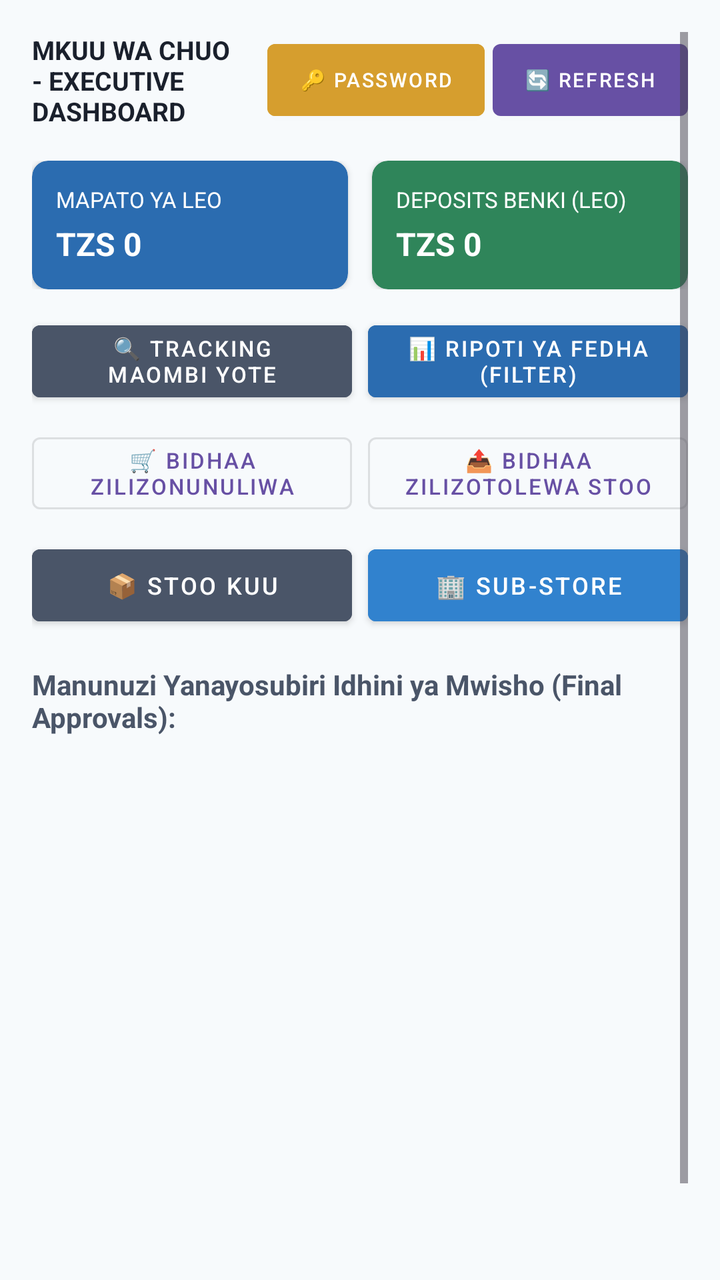
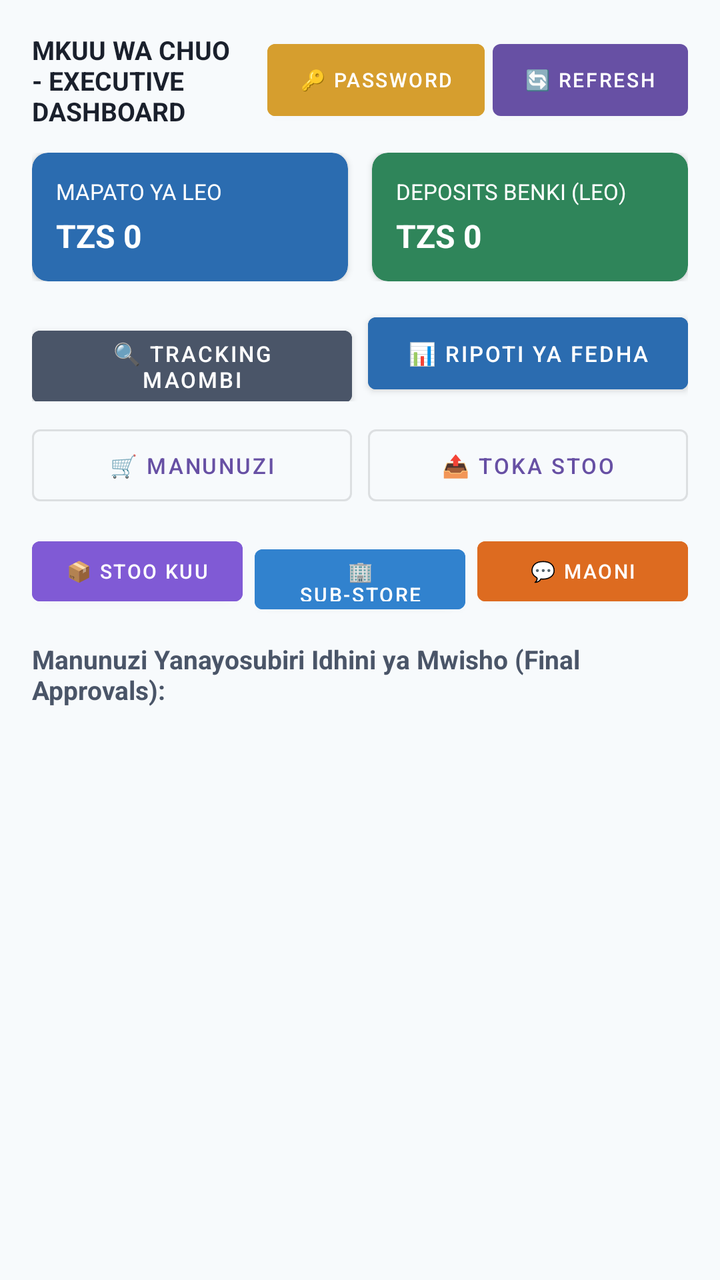

Before-and-after screenshots of an Android layout around one commit, followed by the original layout XML and the change that was made.
<!-- AndroidManifest.xml: application theme Theme.HotelManagementSystem -->
<!-- res/layout/activity_principal_dashboard.xml -->
<?xml version="1.0" encoding="utf-8"?>
<ScrollView xmlns:android="http://schemas.android.com/apk/res/android"
    xmlns:app="http://schemas.android.com/apk/res-auto"
    android:layout_width="match_parent"
    android:layout_height="match_parent"
    android:background="#F7FAFC"
    android:padding="16dp">

    <LinearLayout
        android:layout_width="match_parent"
        android:layout_height="wrap_content"
        android:orientation="vertical">

        
        <LinearLayout
            android:layout_width="match_parent"
            android:layout_height="wrap_content"
            android:orientation="horizontal"
            android:gravity="center_vertical"
            android:layout_marginBottom="16dp">

            <TextView
                android:layout_width="0dp"
                android:layout_height="wrap_content"
                android:layout_weight="1"
                android:text="MKUU WA CHUO - EXECUTIVE DASHBOARD"
                android:textSize="13sp"
                android:textStyle="bold"
                android:textColor="#1A202C" />

            <Button
                android:id="@+id/btnChangePassword"
                style="@style/Widget.MaterialComponents.Button"
                android:layout_width="wrap_content"
                android:layout_height="wrap_content"
                android:text="🔑 Password"
                android:textSize="10sp"
                android:backgroundTint="#D69E2E"
                android:layout_marginEnd="4dp" />

            <Button
                android:id="@+id/btnRefresh"
                style="@style/Widget.MaterialComponents.Button"
                android:layout_width="wrap_content"
                android:layout_height="wrap_content"
                android:text="🔄 Refresh"
                android:textSize="10sp" />
        </LinearLayout>

        
        <LinearLayout
            android:layout_width="match_parent"
            android:layout_height="wrap_content"
            android:orientation="horizontal"
            android:layout_marginBottom="12dp">

            <androidx.cardview.widget.CardView
                android:layout_width="0dp"
                android:layout_height="wrap_content"
                android:layout_weight="1"
                android:layout_marginEnd="6dp"
                app:cardCornerRadius="8dp"
                app:cardBackgroundColor="#2B6CB0">

                <LinearLayout
                    android:layout_width="match_parent"
                    android:layout_height="wrap_content"
                    android:orientation="vertical"
                    android:padding="12dp">

                    <TextView
                        android:layout_width="wrap_content"
                        android:layout_height="wrap_content"
                        android:text="MAPATO YA LEO"
                        android:textColor="#FFFFFF"
                        android:textSize="11sp" />

                    <TextView
                        android:id="@+id/tvTodayRevenue"
                        android:layout_width="wrap_content"
                        android:layout_height="wrap_content"
                        android:text="TZS 0"
                        android:textColor="#FFFFFF"
                        android:textSize="16sp"
                        android:textStyle="bold"
                        android:layout_marginTop="4dp" />
                </LinearLayout>
            </androidx.cardview.widget.CardView>

            <androidx.cardview.widget.CardView
                android:layout_width="0dp"
                android:layout_height="wrap_content"
                android:layout_weight="1"
                android:layout_marginStart="6dp"
                app:cardCornerRadius="8dp"
                app:cardBackgroundColor="#2F855A">

                <LinearLayout
                    android:layout_width="match_parent"
                    android:layout_height="wrap_content"
                    android:orientation="vertical"
                    android:padding="12dp">

                    <TextView
                        android:layout_width="wrap_content"
                        android:layout_height="wrap_content"
                        android:text="DEPOSITS BENKI (LEO)"
                        android:textColor="#FFFFFF"
                        android:textSize="11sp" />

                    <TextView
                        android:id="@+id/tvTodayDeposits"
                        android:layout_width="wrap_content"
                        android:layout_height="wrap_content"
                        android:text="TZS 0"
                        android:textColor="#FFFFFF"
                        android:textSize="16sp"
                        android:textStyle="bold"
                        android:layout_marginTop="4dp" />
                </LinearLayout>
            </androidx.cardview.widget.CardView>
        </LinearLayout>

        
        <LinearLayout
            android:layout_width="match_parent"
            android:layout_height="wrap_content"
            android:orientation="horizontal"
            android:layout_marginBottom="8dp">

            <Button
                android:id="@+id/btnTrackAllRequisitions"
                style="@style/Widget.MaterialComponents.Button"
                android:layout_width="0dp"
                android:layout_height="wrap_content"
                android:layout_weight="1"
                android:backgroundTint="#4A5568"
                android:text="🔍 Tracking Maombi Yote"
                android:textSize="11sp"
                android:layout_marginEnd="4dp" />

            <Button
                android:id="@+id/btnFilterFinancialReport"
                style="@style/Widget.MaterialComponents.Button"
                android:layout_width="0dp"
                android:layout_height="wrap_content"
                android:layout_weight="1"
                android:backgroundTint="#2B6CB0"
                android:text="📊 Ripoti ya Fedha (Filter)"
                android:textSize="11sp"
                android:layout_marginStart="4dp" />
        </LinearLayout>

        
        <LinearLayout
            android:layout_width="match_parent"
            android:layout_height="wrap_content"
            android:orientation="horizontal"
            android:layout_marginBottom="8dp">

            <Button
                android:id="@+id/btnProcuredReport"
                style="@style/Widget.MaterialComponents.Button.OutlinedButton"
                android:layout_width="0dp"
                android:layout_height="wrap_content"
                android:layout_weight="1"
                android:text="🛒 Bidhaa Zilizonunuliwa"
                android:textSize="11sp"
                android:layout_marginEnd="4dp" />

            <Button
                android:id="@+id/btnIssuedReport"
                style="@style/Widget.MaterialComponents.Button.OutlinedButton"
                android:layout_width="0dp"
                android:layout_height="wrap_content"
                android:layout_weight="1"
                android:text="📤 Bidhaa Zilizotolewa Stoo"
                android:textSize="11sp"
                android:layout_marginStart="4dp" />
        </LinearLayout>

        
        <LinearLayout
            android:layout_width="match_parent"
            android:layout_height="wrap_content"
            android:orientation="horizontal"
            android:layout_marginBottom="16dp">

            <Button
                android:id="@+id/btnViewMainStore"
                style="@style/Widget.MaterialComponents.Button"
                android:layout_width="0dp"
                android:layout_height="48dp"
                android:layout_weight="1"
                android:backgroundTint="#4A5568"
                android:text="📦 Stoo Kuu"
                android:textSize="12sp"
                android:layout_marginEnd="4dp" />

            <Button
                android:id="@+id/btnViewSubStore"
                style="@style/Widget.MaterialComponents.Button"
                android:layout_width="0dp"
                android:layout_height="48dp"
                android:layout_weight="1"
                android:backgroundTint="#3182CE"
                android:text="🏢 Sub-Store"
                android:textSize="12sp"
                android:layout_marginStart="4dp" />
        </LinearLayout>

        
        <TextView
            android:layout_width="wrap_content"
            android:layout_height="wrap_content"
            android:text="Manunuzi Yanayosubiri Idhini ya Mwisho (Final Approvals):"
            android:textStyle="bold"
            android:textSize="14sp"
            android:textColor="#4A5568"
            android:layout_marginBottom="8dp" />

        <androidx.recyclerview.widget.RecyclerView
            android:id="@+id/rvPrincipalApprovals"
            android:layout_width="match_parent"
            android:layout_height="300dp" />

    </LinearLayout>
</ScrollView>
<!-- resources referenced by this layout -->
<resources>
  <style name="Theme.HotelManagementSystem" parent="Base.Theme.HotelManagementSystem" />
  <style name="Base.Theme.HotelManagementSystem" parent="Theme.Material3.DayNight.NoActionBar">
          
          
      </style>
</resources>

<!-- the commit's change to res/layout/activity_principal_dashboard.xml (unified diff, before → after) -->
@@ -3,6 +3,7 @@
     xmlns:app="http://schemas.android.com/apk/res-auto"
     android:layout_width="match_parent"
     android:layout_height="match_parent"
+    android:fillViewport="true"
     android:background="#F7FAFC"
     android:padding="16dp">
 
@@ -17,7 +18,7 @@
             android:layout_height="wrap_content"
             android:orientation="horizontal"
             android:gravity="center_vertical"
-            android:layout_marginBottom="16dp">
+            android:layout_marginBottom="12dp">
 
             <TextView
                 android:layout_width="0dp"
@@ -135,7 +136,7 @@
                 android:layout_height="wrap_content"
                 android:layout_weight="1"
                 android:backgroundTint="#4A5568"
-                android:text="🔍 Tracking Maombi Yote"
+                android:text="🔍 Tracking Maombi"
                 android:textSize="11sp"
                 android:layout_marginEnd="4dp" />
 
@@ -146,7 +147,7 @@
                 android:layout_height="wrap_content"
                 android:layout_weight="1"
                 android:backgroundTint="#2B6CB0"
-                android:text="📊 Ripoti ya Fedha (Filter)"
+                android:text="📊 Ripoti ya Fedha"
                 android:textSize="11sp"
                 android:layout_marginStart="4dp" />
         </LinearLayout>
@@ -164,7 +165,7 @@
                 android:layout_width="0dp"
                 android:layout_height="wrap_content"
                 android:layout_weight="1"
-                android:text="🛒 Bidhaa Zilizonunuliwa"
+                android:text="🛒 Manunuzi"
                 android:textSize="11sp"
                 android:layout_marginEnd="4dp" />
 
@@ -174,7 +175,7 @@
                 android:layout_width="0dp"
                 android:layout_height="wrap_content"
                 android:layout_weight="1"
-                android:text="📤 Bidhaa Zilizotolewa Stoo"
+                android:text="📤 Toka Stoo"
                 android:textSize="11sp"
                 android:layout_marginStart="4dp" />
         </LinearLayout>
@@ -184,29 +185,40 @@
             android:layout_width="match_parent"
             android:layout_height="wrap_content"
             android:orientation="horizontal"
-            android:layout_marginBottom="16dp">
+            android:layout_marginBottom="14dp">
 
             <Button
                 android:id="@+id/btnViewMainStore"
                 style="@style/Widget.MaterialComponents.Button"
                 android:layout_width="0dp"
-                android:layout_height="48dp"
-                android:layout_weight="1"
-                android:backgroundTint="#4A5568"
+                android:layout_height="42dp"
+                android:layout_weight="1"
+                android:backgroundTint="#805AD5"
                 android:text="📦 Stoo Kuu"
-                android:textSize="12sp"
-                android:layout_marginEnd="4dp" />
+                android:textSize="10sp"
+                android:layout_marginEnd="3dp" />
 
             <Button
                 android:id="@+id/btnViewSubStore"
                 style="@style/Widget.MaterialComponents.Button"
                 android:layout_width="0dp"
-                android:layout_height="48dp"
+                android:layout_height="42dp"
                 android:layout_weight="1"
                 android:backgroundTint="#3182CE"
                 android:text="🏢 Sub-Store"
-                android:textSize="12sp"
-                android:layout_marginStart="4dp" />
+                android:textSize="10sp"
+                android:layout_marginHorizontal="3dp" />
+
+            <Button
+                android:id="@+id/btnViewFeedback"
+                style="@style/Widget.MaterialComponents.Button"
+                android:layout_width="0dp"
+                android:layout_height="42dp"
+                android:layout_weight="1"
+                android:backgroundTint="#DD6B20"
+                android:text="💬 Maoni"
+                android:textSize="10sp"
+                android:layout_marginStart="3dp" />
         </LinearLayout>
 
         
@@ -215,14 +227,15 @@
             android:layout_height="wrap_content"
             android:text="Manunuzi Yanayosubiri Idhini ya Mwisho (Final Approvals):"
             android:textStyle="bold"
-            android:textSize="14sp"
+            android:textSize="13sp"
             android:textColor="#4A5568"
-            android:layout_marginBottom="8dp" />
+            android:layout_marginBottom="6dp" />
 
         <androidx.recyclerview.widget.RecyclerView
             android:id="@+id/rvPrincipalApprovals"
             android:layout_width="match_parent"
-            android:layout_height="300dp" />
+            android:layout_height="280dp"
+            android:nestedScrollingEnabled="false" />
 
     </LinearLayout>
 </ScrollView>
